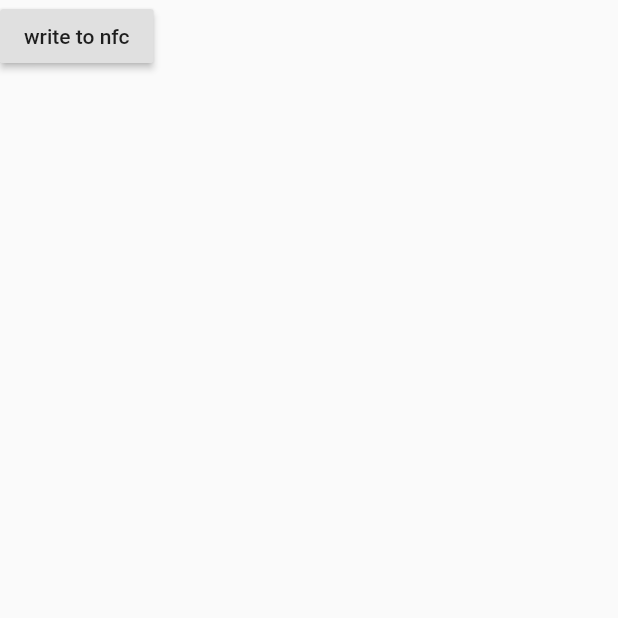
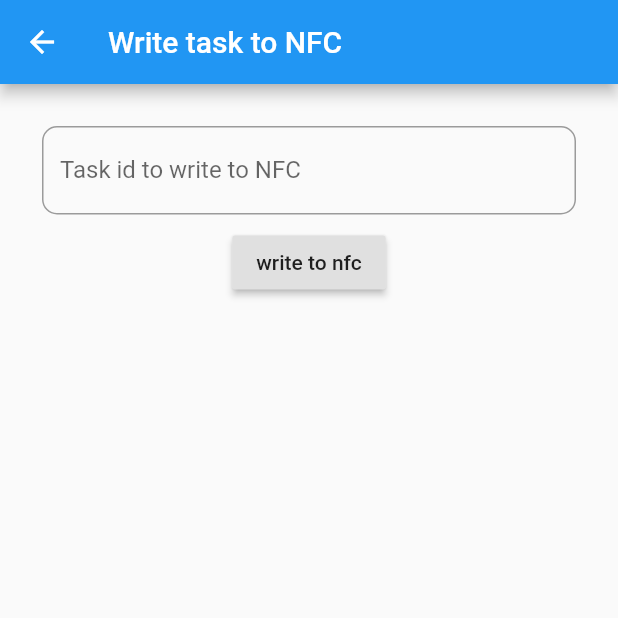
Before and after one commit to Dudiy/DoIt, a Flutter app: the NfcWritePage screen opened directly, on a phone screen of 412 x 824 dp, the top half of it. Run offline on Flutter 3.47's test engine with Material 2 defaults, Android fonts, the phone set to English and light mode, and no system bars; our stand-ins replace cached_network_image, cloud_firestore, firebase_auth, firebase_core, firebase_storage, google_sign_in and 1 more; accounts and stored records are empty; statements that could not run were skipped.

Commit message:
enable NFC to write from NFC page

```diff
--- a/lib/widgets/home_page.dart
+++ b/lib/widgets/home_page.dart
@@ -74,8 +74,8 @@ class HomePageState extends State<HomePage> {
             FlatButton(
               child: Icon(Icons.nfc, color: Colors.white),
               onPressed: () {
+                // TODO disable whjen we dont have NFC
                 Navigator.of(context).push(MaterialPageRoute(builder: (context) => NfcWritePage()));
-                // TODO call set state of nfc to write
               },
             ),
           ],
--- a/lib/widgets/login/reset_password_page.dart
+++ b/lib/widgets/login/reset_password_page.dart
@@ -22,7 +22,7 @@ class ResetPasswordPageState extends State<ResetPasswordPage> {
     return Scaffold(
       key: _scaffoldKey,
       appBar: new AppBar(
-        title: Text("Register"),
+        title: Text("Reset password"),
       ),
       body: Container(
         padding: EdgeInsets.all(20.0),
--- a/lib/widgets/nfc_write_widget.dart
+++ b/lib/widgets/nfc_write_widget.dart
@@ -1,11 +1,9 @@
 import 'package:do_it/app.dart';
+import 'package:do_it/widgets/custom/text_field.dart';
 import 'package:flutter/material.dart';
 import 'package:flutter/services.dart';
-//import 'package:do_it/widgets/image_picker.dart';
 
 class NfcWritePage extends StatefulWidget {
-  NfcWritePage();
-
   @override
   NfcWritePageState createState() {
     return new NfcWritePageState();
@@ -15,24 +13,49 @@ class NfcWritePage extends StatefulWidget {
 class NfcWritePageState extends State<NfcWritePage> {
   static const CLASS_PATH = "doit:nfc";
   static const GET_LAST_TEXT_READ_AND_RESET = "getLastTextReadAndReset";
+  static const SET_STATE = "setState";
   static const GET_STATE = "getState";
-  static const SET_STATE = "setState";
+  static const  SET_TEXT_TO_WRITE = "setTextToWrite";
   static const READ_STATE = "1";
   static const WRITE_STATE = "2";
   static const platform = const MethodChannel(CLASS_PATH);
   final app = App.instance;
+  final TextEditingController _taskIdToWrite = TextEditingController();
+  final _formKey = GlobalKey<FormState>();
+  final GlobalKey<ScaffoldState> _scaffoldKey = GlobalKey<ScaffoldState>();
 
   @override
   Widget build(BuildContext context) {
     return Scaffold(
-        body: SafeArea(
-            child: Container(
-                child: Column(children: <Widget>[
-      RaisedButton(
-        onPressed: _enableWriteToNfc,
-        child: const Text('write to nfc'),
+      key: _scaffoldKey,
+      appBar: new AppBar(
+        title: Text("Write task to NFC"),
       ),
-    ]))));
+      body: Container(
+        padding: EdgeInsets.all(20.0),
+        child: ListView(
+          children: <Widget>[
+            Form(
+                key: _formKey,
+                child: Column(
+                  mainAxisAlignment: MainAxisAlignment.center,
+                  children: <Widget>[
+                    DoItTextField(
+                      controller: _taskIdToWrite,
+                      label: 'Task id to write to NFC',
+                      isRequired: true,
+                      textInputType: TextInputType.text,
+                    ),
+                    RaisedButton(
+                      onPressed: _enableWriteToNfc,
+                      child: const Text('write to nfc'),
+                    ),
+                  ],
+                )),
+          ],
+        ),
+      ),
+    );
   }
 
   _enableWriteToNfc() async {
@@ -41,5 +64,10 @@ class NfcWritePageState extends State<NfcWritePage> {
     }).then((returnVal) {
       print("write NFC status: " + returnVal);
     });
+    await platform.invokeMethod(SET_TEXT_TO_WRITE, <String, dynamic>{
+      'textToWrite': _taskIdToWrite == null ? "" : _taskIdToWrite.text,
+    }).then((returnVal) {
+      print("when device get NFC it will write: " + _taskIdToWrite.text);
+    });
   }
 }
```
Also changed, not shown: lib/LifecycleNfcWatcher.dart (+28 -20 lines), lib/widgets/login/login_widget.dart (+5 -3 lines), 2 other files.
